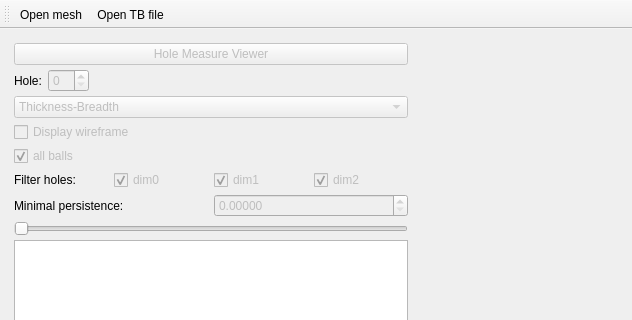
Yann-Situ/Hole-Measures, file tools/gui/mainwindow.ui: the form before one commit; both pictures show x 0 to 632 and y 0 to 320 of the 632 by 596 pixel window.
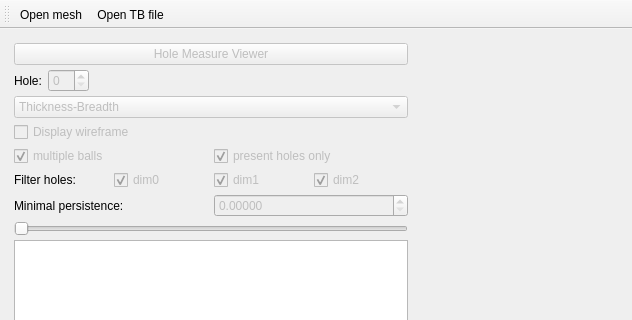
The form after the commit. Custom widgets are drawn as their Qt base class.

Commit message: [UPD] update the GUI In order to handle present holes only.

Patch:
```diff
--- a/tools/gui/mainwindow.ui
+++ b/tools/gui/mainwindow.ui
@@ -131,17 +131,37 @@
         </widget>
        </item>
        <item>
+        <layout class="QHBoxLayout" name="horizontalLayout_4">
+         <item>
         <widget class="QCheckBox" name="checkBox_allballs">
          <property name="enabled">
           <bool>false</bool>
          </property>
          <property name="text">
-          <string>all balls</string>
+            <string>multiple balls</string>
          </property>
          <property name="checked">
           <bool>true</bool>
          </property>
         </widget>
+         </item>
+         <item>
+          <widget class="QCheckBox" name="checkBox_presentholes">
+           <property name="enabled">
+            <bool>false</bool>
+           </property>
+           <property name="text">
+            <string>present holes only</string>
+           </property>
+           <property name="checked">
+            <bool>true</bool>
+           </property>
+          </widget>
+         </item>
+        </layout>
+       </item>
+       <item>
+        <layout class="QHBoxLayout" name="horizontalLayout_5" stretch=""/>
        </item>
        <item>
         <layout class="QHBoxLayout" name="horizontalLayout_2">
```
Lines whose indentation alone changed are shown as unchanged. The commit also changes 2 other files.
